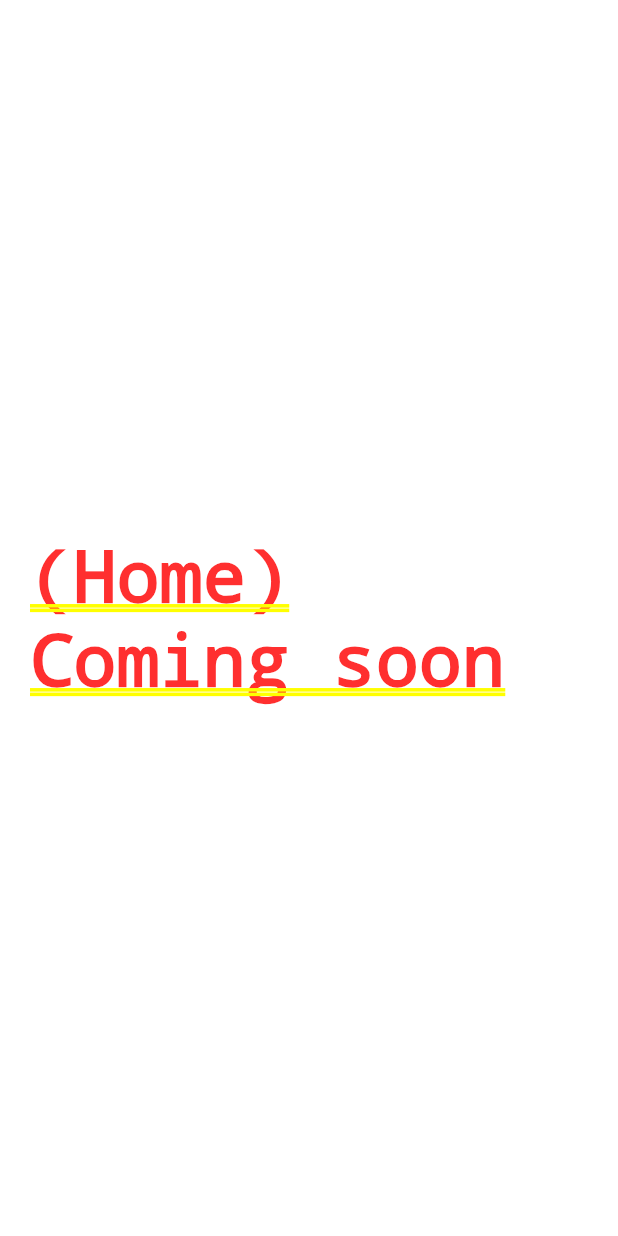
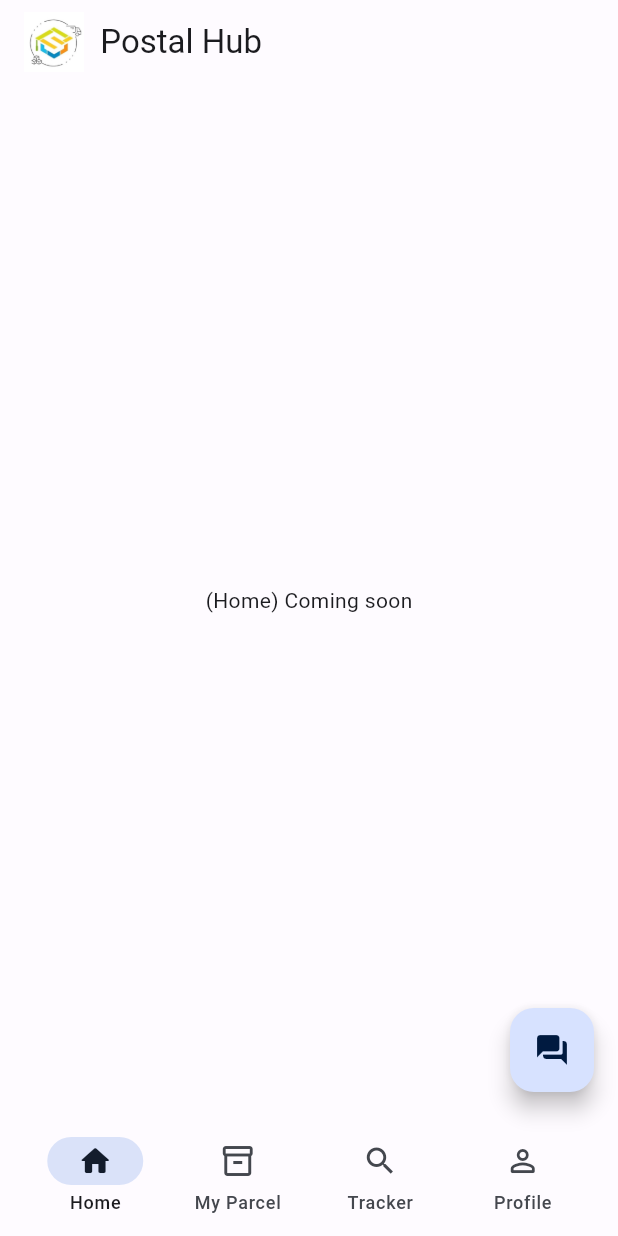
Before and after one commit to haqimhaslee/postalhub_userclient, a Flutter app: the screen it shows after launch, on a phone screen of 412 x 824 dp. Run offline on Flutter 3.47's test engine with Material 3 defaults, Android fonts, the phone set to English and light mode, and no system bars; drawn by our look-alikes of dynamic_color.

Commit message:
Basic UI/UX prep -Succeed

```diff
--- a/lib/main.dart
+++ b/lib/main.dart
@@ -1,5 +1,8 @@
 import 'package:flutter/material.dart';
-import 'package:postalhub_userclient/pages/home/home.dart';
+import 'package:postalhub_userclient/src/navigator/navigator_services.dart';
+import 'package:postalhub_userclient/src/postalhub_ui.dart';
+
+import 'package:dynamic_color/dynamic_color.dart';
 
 void main() {
   runApp(const MyApp());
@@ -10,12 +13,19 @@ class MyApp extends StatelessWidget {
 
   @override
   Widget build(BuildContext context) {
-    return MaterialApp(
-      theme: ThemeData(
-        colorScheme: ColorScheme.fromSeed(seedColor: Colors.deepPurple),
-        useMaterial3: true,
-      ),
-      home: const Home(),
-    );
+    return DynamicColorBuilder(builder: (lightDynamic, darkDynamic) {
+      return MaterialApp(
+          theme: ThemeData(
+            colorScheme: lightDynamic ?? lightColorScheme,
+            //  fontFamily: 'GoogleSans',
+          ),
+          darkTheme: ThemeData(
+            colorScheme: darkDynamic ?? darkColorScheme,
+            // fontFamily: 'GoogleSans',
+          ),
+          themeMode: ThemeMode.system,
+          debugShowCheckedModeBanner: false,
+          home: const AppNavigatorServices());
+    });
   }
 }
--- a/lib/src/navigator/navigator_services.dart
+++ b/lib/src/navigator/navigator_services.dart
@@ -0,0 +1,93 @@
+import 'package:flutter/material.dart';
+import 'package:animations/animations.dart';
+import 'package:postalhub_userclient/pages/home/home.dart';
+import 'package:postalhub_userclient/pages/my_parcel/my_parcel.dart';
+import 'package:postalhub_userclient/pages/profile_settings/profile_settings.dart';
+import 'package:postalhub_userclient/pages/search_parcel/profile_settings.dart';
+
+class AppNavigatorServices extends StatefulWidget {
+  const AppNavigatorServices({super.key});
+
+  @override
+  State<AppNavigatorServices> createState() => _AppNavigatorServicesState();
+}
+
+class _AppNavigatorServicesState extends State<AppNavigatorServices> {
+  var _selectedIndex = 0;
+  final List<Widget> _windgetOption = <Widget>[
+    const Home(),
+    const MyParcel(),
+    const SearchParcel(),
+    const ProfileSettings(),
+  ];
+
+  @override
+  Widget build(BuildContext context) {
+    return Scaffold(
+        appBar: AppBar(
+          //backgroundColor: Theme.of(context).colorScheme.surface,
+          elevation: 0,
+          scrolledUnderElevation: 0,
+          title: Row(children: [
+            Image.asset(
+              'assets/images/postalhub_logo.jpg',
+              width: 40,
+              height: 40,
+              fit: BoxFit.cover,
+            ),
+            const Text('  Postal Hub'),
+          ]),
+        ),
+        bottomNavigationBar: BottomAppBar(
+          //height: 70,
+          clipBehavior: Clip.antiAlias,
+          shape: const CircularNotchedRectangle(),
+          child: NavigationBar(
+            selectedIndex: _selectedIndex,
+            onDestinationSelected: (i) => setState(() => _selectedIndex = i),
+            destinations: const [
+              /// Home
+              NavigationDestination(
+                label: "Home",
+                icon: Icon(Icons.home_outlined),
+                selectedIcon: Icon(Icons.home_rounded),
+              ),
+              NavigationDestination(
+                label: "My Parcel",
+                icon: Icon(Icons.inventory_2_outlined),
+                selectedIcon: Icon(Icons.inventory_2_rounded),
+              ),
+              NavigationDestination(
+                label: "Tracker",
+                icon: Icon(Icons.search_outlined),
+                selectedIcon: Icon(Icons.search_rounded),
+              ),
+              NavigationDestination(
+                label: "Profile",
+                icon: Icon(Icons.person_outline_rounded),
+                selectedIcon: Icon(Icons.person_rounded),
+              ),
+
+              /// Profile
+            ],
+          ),
+        ),
+        //floatingActionButtonLocation: FloatingActionButtonLocation.centerDocked,
+        floatingActionButton: FloatingActionButton(
+            //elevation: 1,
+            //shape: const CircleBorder(),
+            tooltip: "FAQs - Ask our AI",
+            onPressed: () {},
+            child: const Icon(Icons.forum_rounded)),
+        body: PageTransitionSwitcher(
+          transitionBuilder: (child, animation, secondaryAnimation) =>
+              SharedAxisTransition(
+            transitionType: SharedAxisTransitionType.vertical,
+            animation: animation,
+            secondaryAnimation: secondaryAnimation,
+            child: child,
+          ),
+          child: _windgetOption.elementAt(_selectedIndex),
+        ));
+  }
+}
```
Also changed, not shown: lib/pages/my_parcel/my_parcel.dart (added, +22 -0 lines), lib/pages/profile_settings/profile_settings.dart (added, +22 -0 lines), lib/pages/search_parcel/profile_settings.dart (added, +22 -0 lines), pubspec.yaml (+8 -66 lines), pubspec.lock, 5 other files.
